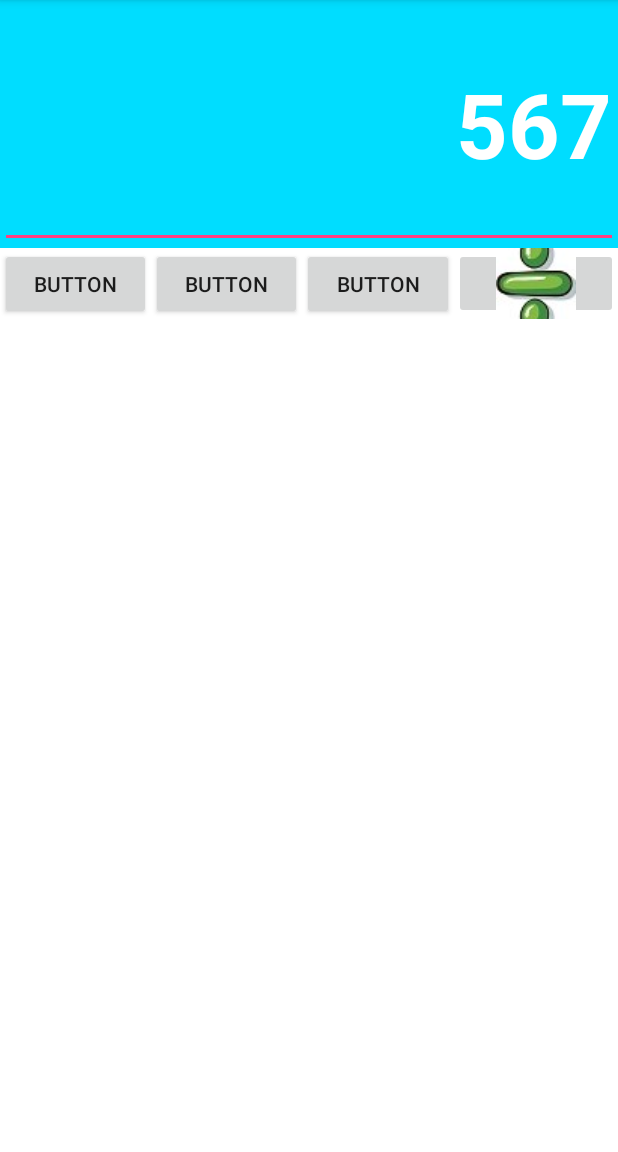
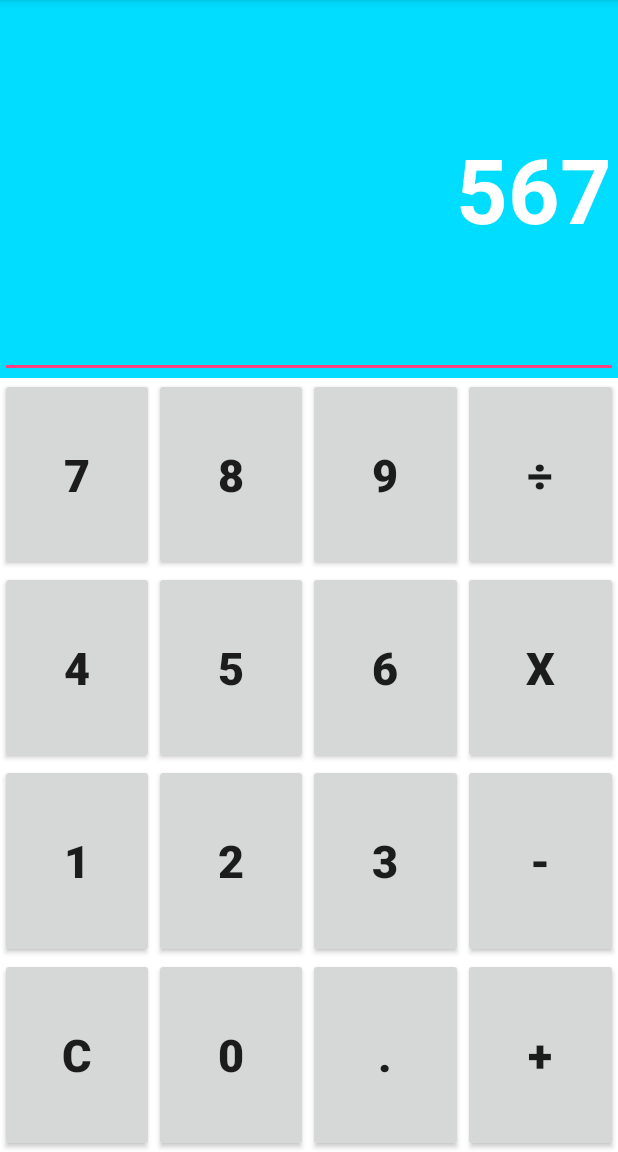
Before and after one commit to harisek36/Calculator_Android, an Android app: the screen it shows after launch (calcActivity), on a phone screen of 412 x 824 dp, the part 84-1236 px from its top. Run offline under Robolectric (Android 15) with nearby library versions, the phone set to English and light mode, and no system bars.

Commit message:
layout design done

```diff
--- a/app/src/main/res/layout/activity_calc.xml
+++ b/app/src/main/res/layout/activity_calc.xml
@@ -12,15 +12,17 @@
         android:layout_width="match_parent"
         android:layout_height="match_parent"
         android:background="@android:color/background_light"
-        android:layout_alignParentBottom="true"
+        android:layout_alignParentTop="true"
         android:layout_alignParentLeft="true"
-        android:layout_alignParentStart="true">
+        android:layout_alignParentStart="true"
+        android:weightSum="6">
 
         <LinearLayout
             android:orientation="vertical"
             android:layout_width="match_parent"
             android:layout_height="165dp"
-            android:background="@android:color/holo_blue_bright">
+            android:background="@android:color/holo_blue_bright"
+            android:layout_weight="2">
 
             <EditText
                 android:layout_width="match_parent"
@@ -38,51 +40,179 @@
         <LinearLayout
             android:orientation="horizontal"
             android:layout_width="match_parent"
-            android:layout_height="match_parent">
+            android:weightSum="4"
+            android:layout_height="85dp"
+            android:layout_weight="1">
 
             <Button
-                android:text="Button"
+                android:text="7"
                 android:layout_width="wrap_content"
-                android:layout_height="wrap_content"
-                android:id="@+id/button6"
-                android:layout_weight="1" />
+                android:layout_height="match_parent"
+                android:id="@+id/button19"
+                android:layout_weight="1"
+                android:textSize="30sp"
+                android:textStyle="normal|bold" />
 
             <Button
-                android:text="Button"
+                android:text="8"
                 android:layout_width="wrap_content"
-                android:layout_height="wrap_content"
-                android:id="@+id/button5"
-                android:layout_weight="1" />
+                android:layout_height="match_parent"
+                android:id="@+id/button18"
+                android:layout_weight="1"
+                android:textSize="30sp"
+                android:textStyle="normal|bold" />
 
             <Button
-                android:text="Button"
+                android:text="9"
                 android:layout_width="wrap_content"
-                android:layout_height="wrap_content"
-                android:id="@+id/button4"
-                android:layout_weight="1" />
+                android:layout_height="match_parent"
+                android:id="@+id/button17"
+                android:layout_weight="1"
+                android:textSize="30sp"
+                android:textStyle="normal|bold" />
 
-            <ImageButton
-                android:layout_width="109dp"
-                android:layout_height="47dp"
-                app:srcCompat="@drawable/div"
-                android:id="@+id/imageButton2" />
+            <Button
+                android:text="÷"
+                android:layout_width="wrap_content"
+                android:layout_height="match_parent"
+                android:id="@+id/button16"
+                android:layout_weight="1"
+                android:textSize="30sp"
+                android:textStyle="normal|bold" />
         </LinearLayout>
 
         <LinearLayout
             android:orientation="horizontal"
             android:layout_width="match_parent"
-            android:layout_height="match_parent"
-            android:layout_weight="1"></LinearLayout>
+            android:weightSum="4"
+            android:layout_height="85dp"
+            android:layout_weight="1">
+
+            <Button
+                android:text="4"
+                android:layout_width="wrap_content"
+                android:layout_height="match_parent"
+                android:id="@+id/button23"
+                android:layout_weight="1"
+                android:textSize="30sp"
+                android:textStyle="normal|bold" />
+
+            <Button
+                android:text="5"
+                android:layout_width="wrap_content"
+                android:layout_height="match_parent"
+                android:id="@+id/button22"
+                android:layout_weight="1"
+                android:textSize="30sp"
+                android:textStyle="normal|bold" />
+
+            <Button
+                android:text="6"
+                android:layout_width="wrap_content"
+                android:layout_height="match_parent"
+                android:id="@+id/button21"
+                android:layout_weight="1"
+                android:textSize="30sp"
+                android:textStyle="normal|bold" />
+
+            <Button
+                android:text="X"
+                android:layout_width="wrap_content"
+                android:layout_height="match_parent"
+                android:id="@+id/button32"
+                android:layout_weight="1"
+                android:textSize="30sp"
+                android:textStyle="normal|bold" />
+
+        </LinearLayout>
 
         <LinearLayout
             android:orientation="horizontal"
             android:layout_width="match_parent"
-            android:layout_height="match_parent"></LinearLayout>
+            android:weightSum="4"
+            android:layout_height="85dp"
+            android:layout_weight="1">
+
+            <Button
+                android:text="1"
+                android:layout_width="wrap_content"
+                android:layout_height="match_parent"
+                android:id="@+id/button27"
+                android:layout_weight="1"
+                android:textSize="30sp"
+                android:textStyle="normal|bold" />
+
+            <Button
+                android:text="2"
+                android:layout_width="wrap_content"
+                android:layout_height="match_parent"
+                android:id="@+id/button26"
+                android:layout_weight="1"
+                android:textSize="30sp"
+                android:textStyle="normal|bold" />
+
+            <Button
+                android:text="3"
+                android:layout_width="wrap_content"
+                android:layout_height="match_parent"
+                android:id="@+id/button25"
+                android:layout_weight="1"
+                android:textSize="30sp"
+                android:textStyle="normal|bold" />
+
+            <Button
+                android:text="-"
+                android:layout_width="wrap_content"
+                android:layout_height="match_parent"
+                android:id="@+id/button24"
+                android:layout_weight="1"
+                android:textSize="30sp"
+                android:textStyle="normal|bold" />
+        </LinearLayout>
 
         <LinearLayout
             android:orientation="horizontal"
             android:layout_width="match_parent"
-            android:layout_height="match_parent"></LinearLayout>
+            android:layout_height="85dp"
+            android:weightSum="4"
+            android:layout_weight="1">
+
+            <Button
+                android:text="C"
+                android:layout_width="wrap_content"
+                android:layout_height="match_parent"
+                android:id="@+id/button31"
+                android:layout_weight="1"
+                android:textStyle="normal|bold"
+                android:textSize="30sp" />
+
+            <Button
+                android:text="0"
+                android:layout_width="wrap_content"
+                android:layout_height="match_parent"
+                android:id="@+id/button30"
+                android:layout_weight="1"
+                android:textStyle="normal|bold"
+                android:textSize="30sp" />
+
+            <Button
+                android:text="."
+                android:layout_width="wrap_content"
+                android:layout_height="match_parent"
+                android:id="@+id/button29"
+                android:layout_weight="1"
+                android:textStyle="normal|bold"
+                android:textSize="30sp" />
+
+            <Button
+                android:text="+"
+                android:layout_width="wrap_content"
+                android:layout_height="match_parent"
+                android:id="@+id/button28"
+                android:layout_weight="1"
+                android:textStyle="normal|bold"
+                android:textSize="30sp" />
+        </LinearLayout>
 
     </LinearLayout>
 </RelativeLayout>
```
